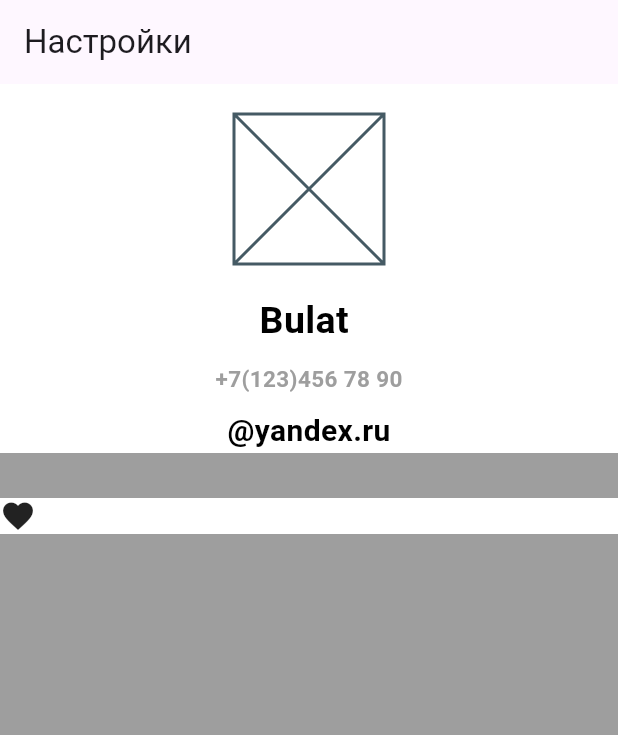
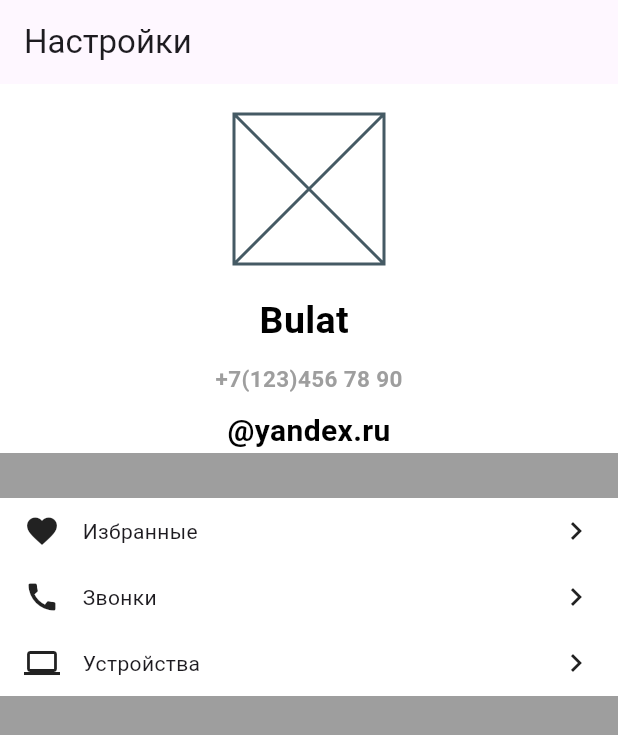
Before and after one commit to bulatbirsk/lesson_1_1, a Flutter app: the screen it shows after launch, on a phone screen of 412 x 824 dp. Shown: the top 735 px of the screen. Run offline on Flutter 3.47's test engine with Material 3 defaults, Android fonts, the light colour scheme and no system bars.

Commit message:
add two rows in user_profile.dart

```diff
--- a/lib/widgets/user_profile.dart
+++ b/lib/widgets/user_profile.dart
@@ -38,11 +38,45 @@ class _MenuWidget extends StatelessWidget
       width: double.infinity,
       child: Column(
         children: [
-          Row(
-            children: [
-              Icon(Icons.favorite_sharp),
-            ],
-          )
+          Padding(
+            padding: EdgeInsets.symmetric(horizontal: 16, vertical: 10) ,
+            child: Row(
+              mainAxisSize: MainAxisSize.max,
+              children: [
+                Icon(Icons.favorite_sharp),
+                SizedBox(width: 15,),
+                Expanded(child: Text('Избранные')),
+
+                Icon(Icons.chevron_right),
+              ],
+            ),
+          ),
+                   Padding(
+            padding: EdgeInsets.symmetric(horizontal: 16, vertical: 10) ,
+            child: Row(
+              mainAxisSize: MainAxisSize.max,
+              children: [
+                Icon(Icons.call),
+                SizedBox(width: 15,),
+                Expanded(child: Text('Звонки')),
+
+                Icon(Icons.chevron_right),
+              ],
+            ),
+          ),
+                   Padding(
+            padding: EdgeInsets.symmetric(horizontal: 16, vertical: 10) ,
+            child: Row(
+              mainAxisSize: MainAxisSize.max,
+              children: [
+                Icon(Icons.computer),
+                SizedBox(width: 15,),
+                Expanded(child: Text('Устройства')),
+
+                Icon(Icons.chevron_right),
+              ],
+            ),
+          ),
         ],
       ),
     );
```
